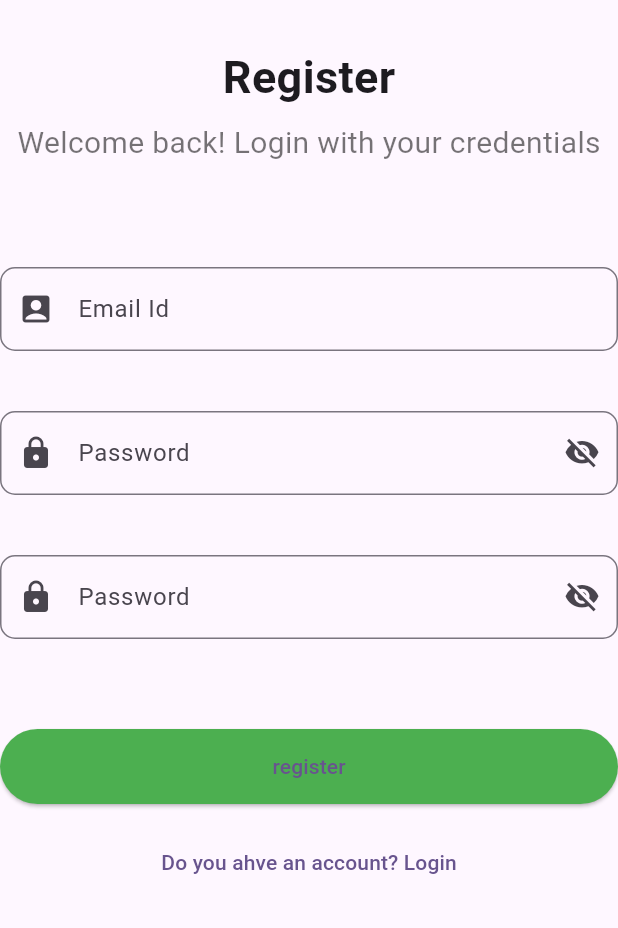
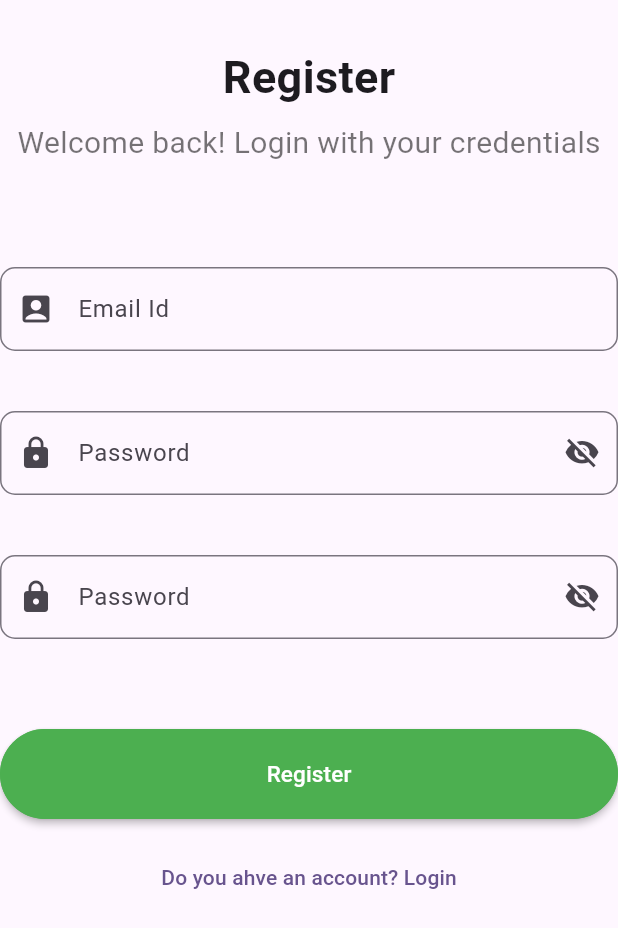
Before and after one commit to Princy-js/assignment, a Flutter app: the SplashPage screen opened directly, after a tap on "Register", on a phone screen of 412 x 824 dp. Shown: the top 928 px of the screen. Run offline on Flutter 3.47's test engine with Material 2 defaults, Android fonts, the light colour scheme and no system bars; our stand-ins replace google_fonts.

Commit message:
FlutterAssignment

```diff
--- a/lib/assignment 2 login registration/registration.dart
+++ b/lib/assignment 2 login registration/registration.dart
@@ -134,22 +134,22 @@ class _RegistrationState extends State<Registration> {
               SizedBox(
                 height: 60,
               ),
-              SizedBox(
-                  width:double.infinity,
-                  height: 50,
-                  child: ElevatedButton(
-                      style: ButtonStyle(
-                          backgroundColor: MaterialStateProperty.all<Color>(Colors.green)
-                      ),
-                      onPressed: (){
-                        final valid = key1.currentState!.validate();
-                        if(valid){
-                          Navigator.of(context).push(MaterialPageRoute(builder: (context)=>HomePage()));
-                        }else{
-                          ScaffoldMessenger.of(context).showSnackBar(SnackBar(content: Text("Invalid datas")));
-                        }
-                      },
-                      child:Text("register"))
+              MaterialButton(
+                minWidth: double.infinity,
+                height: 60,
+                onPressed: (){
+                  Navigator.of(context).push(MaterialPageRoute(builder: (context)=>HomePage()));
+                },
+                color: Colors.green,
+                shape: RoundedRectangleBorder(
+                    side: BorderSide(
+                        color: Colors.green
+                    ),
+                    borderRadius: BorderRadius.circular(40)
+                ),
+                child: Text("Register",style: TextStyle(
+                    fontSize:15,fontWeight: FontWeight.w500,color: Colors.white
+                ),),
               ),
               Padding(
                 padding: const EdgeInsets.all(15.0),
--- a/lib/assignment 2 login registration/splashpage.dart
+++ b/lib/assignment 2 login registration/splashpage.dart
@@ -22,7 +22,7 @@ class SplashPage extends StatelessWidget{
             ),
             Text("Hello There!",
               style: TextStyle(
-                fontSize: 30,
+                fontSize: 70,
                 fontWeight:FontWeight.bold,
               ),
             ),
@@ -46,34 +46,42 @@ class SplashPage extends StatelessWidget{
             SizedBox(
               height: 30,
             ),
-            SizedBox(
-              width: 250, // Set the desired width
-              height: 50, // Set the desired height
-              child: ElevatedButton(
-                style: ButtonStyle(
-                  backgroundColor: MaterialStateProperty.all<Color>(Colors.green)
-                ),
-                onPressed: () {
-                  Navigator.of(context).pushReplacement(MaterialPageRoute(builder: (context)=>LoginPage()));
-                },
-                child: Text('Login'),
+            MaterialButton(
+              minWidth: 500,
+              height: 60,
+              onPressed: (){
+                Navigator.of(context).push(MaterialPageRoute(builder: (context)=>LoginPage()));
+              },
+              color: Colors.green,
+              shape: RoundedRectangleBorder(
+                  side: BorderSide(
+                      color: Colors.green
+                  ),
+                  borderRadius: BorderRadius.circular(40)
               ),
+              child: Text("login",style: TextStyle(
+                  fontSize:15,fontWeight: FontWeight.w500,color: Colors.white
+              ),),
             ),
             SizedBox(
               height: 30,
             ),
-            SizedBox(
-              width: 250, // Set the desired width
-              height: 50, // Set the desired height
-              child: ElevatedButton(
-                style: ButtonStyle(
-                  backgroundColor:MaterialStateProperty.all<Color>(Colors.green),
+            MaterialButton(
+                minWidth: 500,
+                height: 60,
+                onPressed: (){
+                  Navigator.of(context).push(MaterialPageRoute(builder: (context)=>Registration()));
+                },
+            color: Colors.green,
+              shape: RoundedRectangleBorder(
+                side: BorderSide(
+                  color: Colors.green
                 ),
-                onPressed: () {
-                  Navigator.of(context).pushReplacement(MaterialPageRoute(builder: (context)=>Registration()));
-                },
-                child: Text('Register'),
+                borderRadius: BorderRadius.circular(40)
               ),
+              child: Text("Register",style: TextStyle(
+                fontSize:15,fontWeight: FontWeight.w500,color: Colors.white
+              ),),
             )
 
 
```
Also changed, not shown: lib/assignment 2 login registration/login.dart (+15 -15 lines).
